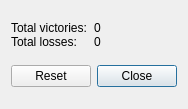
Above: stats.ui from fflvm1/Qlackjack before the change. Below: the same form after it.
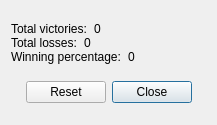
That is the form after the change.

```diff
--- a/stats.ui
+++ b/stats.ui
@@ -6,8 +6,8 @@
    <rect>
     <x>0</x>
     <y>0</y>
-    <width>167</width>
-    <height>109</height>
+    <width>217</width>
+    <height>125</height>
    </rect>
   </property>
   <property name="windowTitle">
@@ -15,10 +15,13 @@
   </property>
   <layout class="QVBoxLayout" name="verticalLayout_2">
    <item>
-    <layout class="QVBoxLayout" name="verticalLayout" stretch="0,0">
+    <layout class="QVBoxLayout" name="verticalLayout" stretch="0,0,0">
      <property name="spacing">
       <number>0</number>
      </property>
+     <property name="bottomMargin">
+      <number>0</number>
+     </property>
      <item>
       <layout class="QHBoxLayout" name="horizontalLayout_3">
        <property name="spacing">
@@ -27,13 +30,13 @@
        <item>
         <widget class="QLabel" name="label_3">
          <property name="sizePolicy">
-          <sizepolicy hsizetype="Preferred" vsizetype="Fixed">
+          <sizepolicy hsizetype="Fixed" vsizetype="Fixed">
            <horstretch>0</horstretch>
            <verstretch>0</verstretch>
           </sizepolicy>
          </property>
          <property name="text">
-          <string>Total victories: </string>
+          <string>Total victories:  </string>
          </property>
         </widget>
        </item>
@@ -60,13 +63,13 @@
        <item>
         <widget class="QLabel" name="label_4">
          <property name="sizePolicy">
-          <sizepolicy hsizetype="Preferred" vsizetype="Fixed">
+          <sizepolicy hsizetype="Fixed" vsizetype="Fixed">
            <horstretch>0</horstretch>
            <verstretch>0</verstretch>
           </sizepolicy>
          </property>
          <property name="text">
-          <string>Total losses: </string>
+          <string>Total losses:  </string>
          </property>
         </widget>
        </item>
@@ -85,6 +88,39 @@
        </item>
       </layout>
      </item>
+     <item>
+      <layout class="QHBoxLayout" name="horizontalLayout">
+       <property name="spacing">
+        <number>0</number>
+       </property>
+       <item>
+        <widget class="QLabel" name="label">
+         <property name="sizePolicy">
+          <sizepolicy hsizetype="Fixed" vsizetype="Fixed">
+           <horstretch>0</horstretch>
+           <verstretch>0</verstretch>
+          </sizepolicy>
+         </property>
+         <property name="text">
+          <string>Winning percentage:  </string>
+         </property>
+        </widget>
+       </item>
+       <item>
+        <widget class="QLabel" name="winningPercent">
+         <property name="sizePolicy">
+          <sizepolicy hsizetype="Preferred" vsizetype="Fixed">
+           <horstretch>0</horstretch>
+           <verstretch>0</verstretch>
+          </sizepolicy>
+         </property>
+         <property name="text">
+          <string>0</string>
+         </property>
+        </widget>
+       </item>
+      </layout>
+     </item>
     </layout>
    </item>
    <item>
```
